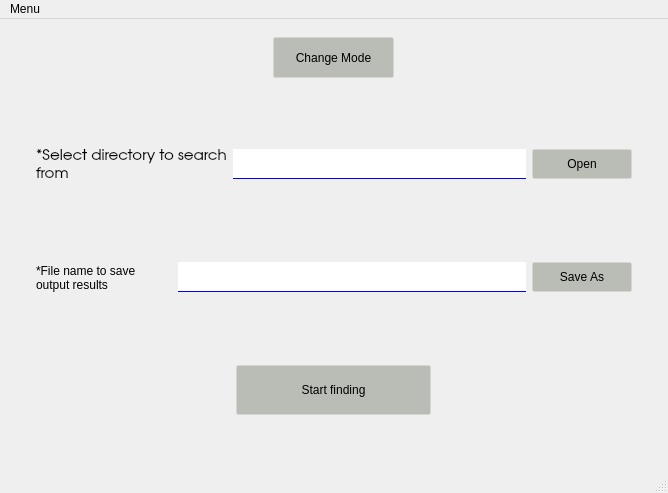
Tuhin-thinks/Search_Venvs, file GUI/UI/raw/home_window.ui: the form before one commit.
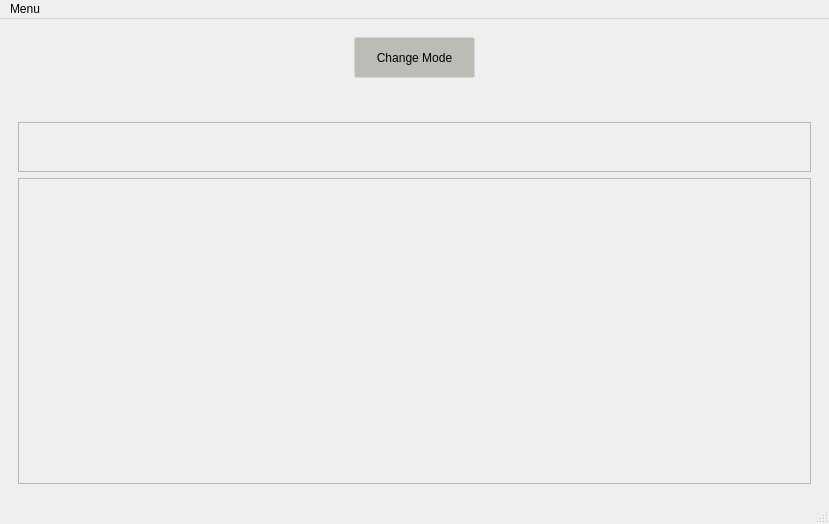
The form after the commit.

Commit message: - Added tab to delete or keep virtualenv from UI

What changed in the file:
```diff
--- a/GUI/UI/raw/home_window.ui
+++ b/GUI/UI/raw/home_window.ui
@@ -6,8 +6,8 @@
    <rect>
     <x>0</x>
     <y>0</y>
-    <width>668</width>
-    <height>493</height>
+    <width>829</width>
+    <height>524</height>
    </rect>
   </property>
   <property name="minimumSize">
@@ -24,7 +24,7 @@
     <item row="1" column="0">
      <widget class="QStackedWidget" name="stackedWidget">
       <property name="currentIndex">
-       <number>0</number>
+       <number>1</number>
       </property>
       <widget class="QWidget" name="page">
        <layout class="QGridLayout" name="gridLayout_3">
@@ -297,6 +297,37 @@
         </item>
        </layout>
       </widget>
+      <widget class="QWidget" name="page_2">
+       <layout class="QVBoxLayout" name="verticalLayout_2">
+        <item>
+         <widget class="QFrame" name="frame_delete_venv_header">
+          <property name="maximumSize">
+           <size>
+            <width>16777215</width>
+            <height>50</height>
+           </size>
+          </property>
+          <property name="frameShape">
+           <enum>QFrame::StyledPanel</enum>
+          </property>
+          <property name="frameShadow">
+           <enum>QFrame::Raised</enum>
+          </property>
+         </widget>
+        </item>
+        <item>
+         <widget class="QFrame" name="frame_del_venv_tableframe">
+          <property name="frameShape">
+           <enum>QFrame::StyledPanel</enum>
+          </property>
+          <property name="frameShadow">
+           <enum>QFrame::Raised</enum>
+          </property>
+          <layout class="QVBoxLayout" name="verticalLayout"/>
+         </widget>
+        </item>
+       </layout>
+      </widget>
      </widget>
     </item>
     <item row="0" column="0">
@@ -344,6 +375,13 @@
          </property>
         </widget>
        </item>
+       <item row="1" column="0">
+        <widget class="QLabel" name="label_curr_window_name">
+         <property name="text">
+          <string/>
+         </property>
+        </widget>
+       </item>
       </layout>
      </widget>
     </item>
@@ -354,8 +392,8 @@
     <rect>
      <x>0</x>
      <y>0</y>
-     <width>668</width>
-     <height>22</height>
+     <width>829</width>
+     <height>20</height>
     </rect>
    </property>
    <widget class="QMenu" name="menuMenu">
```
The commit also changes 10 other files.
